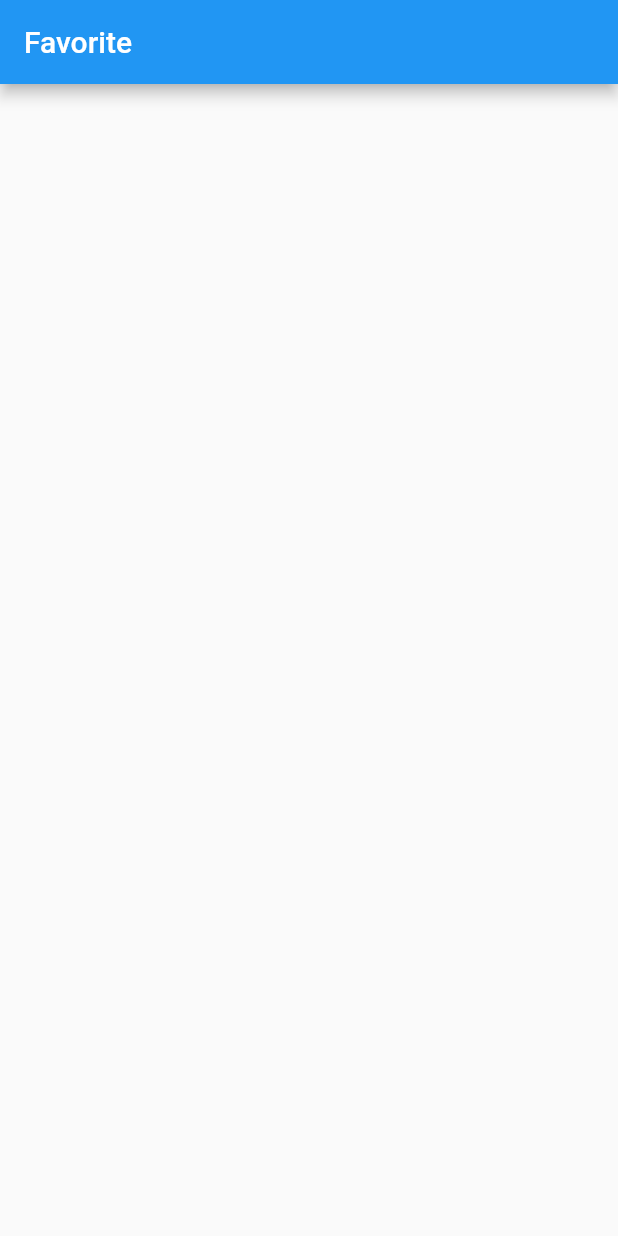
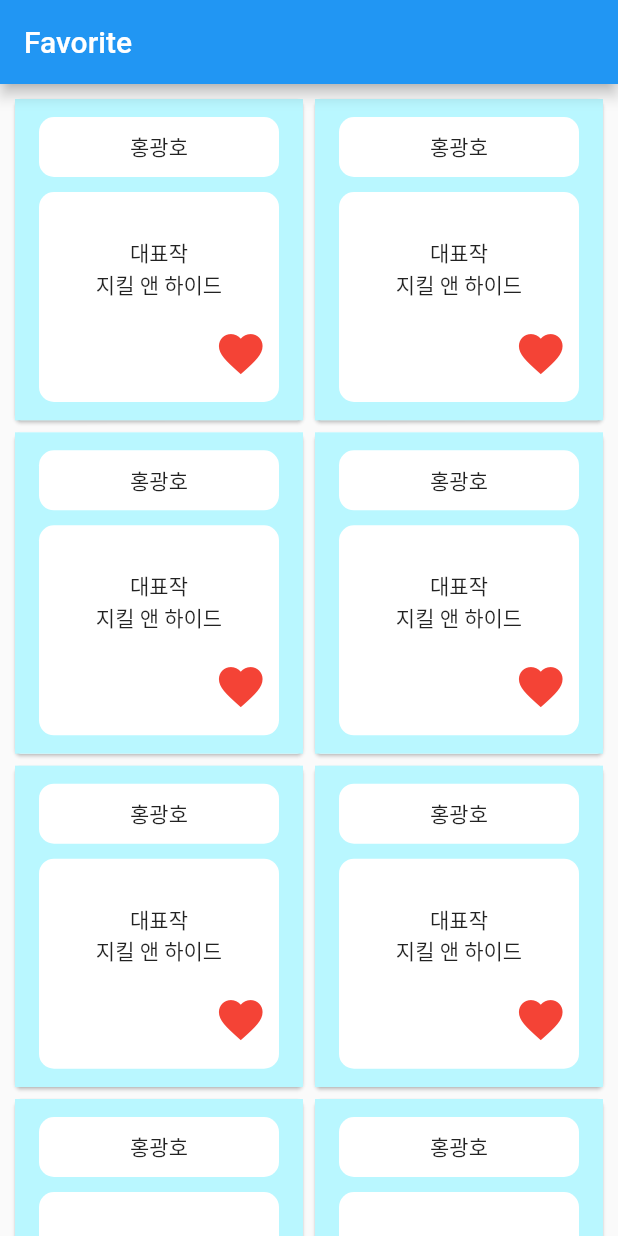
Before and after one commit to SongJihyeon/mobile_app_team, a Flutter app: the FavoritePage screen opened directly, on a phone screen of 412 x 824 dp. Run offline on Flutter 3.47's test engine with Material 2 defaults, Android fonts, the phone set to English and light mode, and no system bars; our stand-ins replace firebase_auth, firebase_core, flutter_swiper, google_sign_in; missing offline and left inert: xml2json; accounts and stored records are empty; network calls fail.

Commit message:
add favorite layout

```diff
--- a/lib/favorite.dart
+++ b/lib/favorite.dart
@@ -1,5 +1,8 @@
 import 'package:flutter/cupertino.dart';
 import 'package:flutter/material.dart';
+import 'package:flutter/painting.dart';
+
+import 'Show.dart';
 
 class FavoritePage extends StatefulWidget{
   const FavoritePage({Key? key}) : super(key: key);
@@ -19,7 +22,76 @@ class FavoritePageState extends State<FavoritePage>{
         ),
         automaticallyImplyLeading: false,
       ),
-    );
-  }
+      body: Container(
+      child: GridView.count(
+      crossAxisCount: 2,
+      padding: const EdgeInsets.all(6.0),
+      childAspectRatio: 9.0 / 10.0,
+      children: List.generate(100, (index) {
+        return Card(
+            child: Container(
+              color: Color(0xFFB9F7FF),
+              padding: EdgeInsets.all(12),
+              child: Column(
+                children: <Widget>[
+                 Container(
+                   alignment: Alignment.center,
+                   width: 160,
+                   height: 40,
+                   decoration: BoxDecoration(
+                     borderRadius: BorderRadius.all(Radius.circular(10)),
+                     color: Colors.white,
+                   ),
+                   child: Text(
+                       '홍광호'
+                   ),
+                 ),
+                  SizedBox(height: 10),
+                  Container(
+                    padding: EdgeInsets.fromLTRB(0, 30, 0, 0),
+                    alignment: Alignment.center,
+                    width: 160,
+                    height: 140,
+                    decoration: BoxDecoration(
+                      borderRadius: BorderRadius.all(Radius.circular(10)),
+                      color: Colors.white,
+                    ),
+                    child: Column(
+                      children: <Widget>[
+                        Text('대표작'),
+                        Text('지킬 앤 하이드'),
+                        SizedBox(height: 10),
+                        Column(
+                          children: [
+                            Row(
+                              mainAxisAlignment: MainAxisAlignment.end,
+                              children: [
+                                IconButton(
+                                  icon: Icon(Icons.favorite
+                                    // shows.isFavorite ? Icons.favorite : Icons.favorite_border
+                                  ),
+                                  iconSize: 35,
+                                  color: Colors.red,
+                                  onPressed: () {
+                                    print('I like it!');
+                                  },
+                                ),
+                              ],
+                            ),
+                          ],
+                        ),
+                     ],
+                    ),
+                  ),
+
+                ],
+              ),
+            ),
+          );
+        }),
+      ),
+     ),
+  );
+}
 
 }
```
Also changed, not shown: lib/home.dart (+6 -9 lines).
